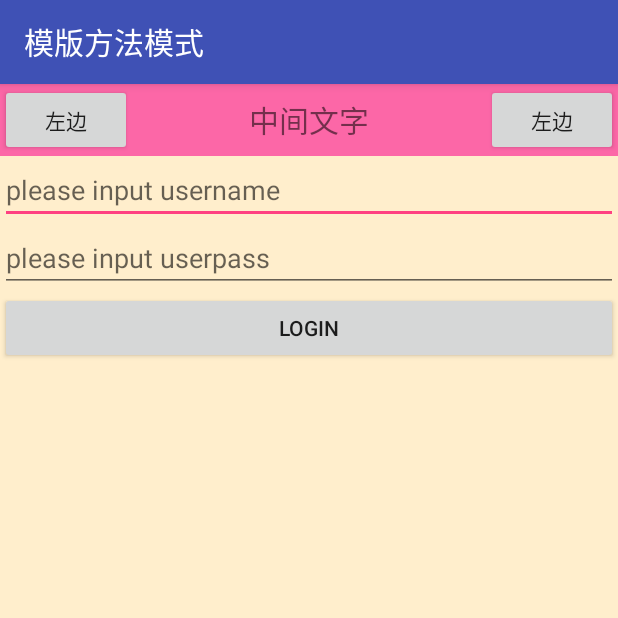
After one commit to TigerChain/DesignPattern, an Android app: the MyActivity screen opened directly, with no data from a screen before it, on a phone screen of 412 x 824 dp, the top half of it. The commit adds this screen. Run offline under Robolectric (Android 15) with nearby library versions, the phone set to English and light mode, and no system bars.

Commit message:
'添加模版方法模式'

```diff
--- a/app/src/main/AndroidManifest.xml
+++ b/app/src/main/AndroidManifest.xml
@@ -46,6 +46,12 @@
         <activity android:name=".Builder.software_development.SoftWareDevActivity"
             android:label="建造者模式--软件开发"
             android:screenOrientation="portrait"></activity>
+
+
+
+        <activity android:name=".TemplateMethod.MyActivity"
+            android:label="模版方法模式"
+            android:screenOrientation="portrait"></activity>
     </application>
 
 </manifest>
--- a/app/src/main/java/designpattern/jun/com/designpattern/Builder/software_development/SoftWareDevActivity.java
+++ b/app/src/main/java/designpattern/jun/com/designpattern/Builder/software_development/SoftWareDevActivity.java
@@ -1,4 +1,5 @@
 package designpattern.jun.com.designpattern.Builder.software_development;
+
 
 import android.os.Bundle;
 import android.support.annotation.Nullable;
@@ -22,7 +23,6 @@ public class SoftWareDevActivity extends AppCompatActivity implements View.OnCli
     protected void onCreate(@Nullable Bundle savedInstanceState) {
         super.onCreate(savedInstanceState);
         super.setContentView(R.layout.softwaredev_activity);
-
         initView() ;
     }
 
--- a/app/src/main/java/designpattern/jun/com/designpattern/MainActivity.java
+++ b/app/src/main/java/designpattern/jun/com/designpattern/MainActivity.java
@@ -18,6 +18,8 @@ import designpattern.jun.com.designpattern.Observer.CustomEventBus.CustomBusActi
 import designpattern.jun.com.designpattern.Proxy.AIDL.AidlActivity;
 import designpattern.jun.com.designpattern.SingleTon.SingleTonActivity;
 import designpattern.jun.com.designpattern.Strategy.StrategyActivity;
+import designpattern.jun.com.designpattern.TemplateMethod.MyActivity;
+import designpattern.jun.com.designpattern.TemplateMethod.TemplateMethodActivity;
 import designpattern.jun.com.designpattern.utils.IntentUtils;
 
 public class MainActivity extends AppCompatActivity {
@@ -45,6 +47,7 @@ public class MainActivity extends AppCompatActivity {
         datas.add("代理模式") ;
         datas.add("观察者模式") ;
         datas.add("建造者模式") ;
+        datas.add("模版方法模式") ;
     }
 
     private void initView() {
@@ -76,6 +79,9 @@ public class MainActivity extends AppCompatActivity {
                         break ;
                     case 5:
                         IntentUtils.jumpTo(MainActivity.this,SoftWareDevActivity.class,null);
+                        break ;
+                    case 6:
+                        IntentUtils.jumpTo(MainActivity.this,MyActivity.class,null);
                         break ;
                     default:
                         break;
--- /dev/null
+++ b/app/src/main/java/designpattern/jun/com/designpattern/TemplateMethod/MyActivity.java
@@ -0,0 +1,37 @@
+package designpattern.jun.com.designpattern.TemplateMethod;
+
+import android.view.View;
+import android.widget.Toast;
+
+
+import designpattern.jun.com.designpattern.R;
+
+/**
+ * @Description
+ * @Creator junjun（创建者）
+ */
+public class MyActivity extends TemplateMethodActivity {
+
+
+    @Override
+    protected void init() {
+
+
+        initTitleBar("左边", "右边", "中间文字", new LeftButtonClickListener() {
+            @Override
+            public void leftButtonClick(View view) {
+                Toast.makeText(MyActivity.this,"左边",Toast.LENGTH_SHORT).show();
+            }
+        }, new RightButtonClickListener() {
+            @Override
+            public void rightButtonClick(View view) {
+                Toast.makeText(MyActivity.this,"右边",Toast.LENGTH_SHORT).show();
+            }
+        });
+    }
+
+    @Override
+    protected int getLayoutResID() {
+        return R.layout.my_activity;
+    }
+}
--- /dev/null
+++ b/app/src/main/java/designpattern/jun/com/designpattern/TemplateMethod/TemplateMethodActivity.java
@@ -0,0 +1,136 @@
+package designpattern.jun.com.designpattern.TemplateMethod;
+
+import android.os.Bundle;
+import android.support.annotation.Nullable;
+import android.support.v7.app.AppCompatActivity;
+import android.text.TextUtils;
+import android.view.LayoutInflater;
+import android.view.View;
+import android.widget.Button;
+import android.widget.RelativeLayout;
+import android.widget.TextView;
+
+import designpattern.jun.com.designpattern.R;
+
+/**
+ * @Description
+ * @Creator junjun（创建者）
+ */
+public abstract class TemplateMethodActivity extends AppCompatActivity {
+
+    private Button titlebar_btn_left,titlebar_btn_right ;
+    private TextView titlebar_tv_center ;
+    private RelativeLayout content ;
+
+    private View titleView ;
+
+
+    @Override
+    protected void onCreate(@Nullable Bundle savedInstanceState) {
+        super.onCreate(savedInstanceState);
+        setContentView(R.layout.templatemethod_activity);
+        initView() ;
+
+        setContentLayout(getLayoutResID());
+        getLayoutResID() ;
+
+        init() ;
+    }
+
+    protected abstract void init();
+    protected abstract int getLayoutResID();
+
+    private void setContentLayout(int ResId) {
+        LayoutInflater.from(this).inflate(ResId, content);
+    }
+
+
+    private void initView(){
+        titleView = this.findViewById(R.id.titleBarView) ;
+
+        titlebar_btn_left = titleView.findViewById(R.id.titlebar_btn_left) ;
+        titlebar_tv_center = titleView.findViewById(R.id.titlebar_tv_center) ;
+        titlebar_btn_right = titleView.findViewById(R.id.titlebar_btn_right) ;
+
+        content = this.findViewById(R.id.content) ;
+
+    }
+
+    protected void initleftButton(String str){
+        if(!TextUtils.isEmpty(str)){
+            titlebar_btn_left.setText(str);
+            // 默认的方法是关闭 activity
+            titlebar_btn_left.setOnClickListener(new View.OnClickListener(){
+
+                @Override
+                public void onClick(View v) {
+                    TemplateMethodActivity.this.finish();
+                }
+            });
+        }
+    }
+
+    protected void initLeftButton(String str, final LeftButtonClickListener leftButtonClickListener){
+        if(!TextUtils.isEmpty(str)){
+            titlebar_btn_left.setText(str);
+            if(leftButtonClickListener !=null){
+                titlebar_btn_left.setOnClickListener(new View.OnClickListener(){
+                    @Override
+                    public void onClick(View v) {
+                        leftButtonClickListener.leftButtonClick(v);
+                    }
+                });
+            }
+        }
+    }
+
+    protected void initTitleBar(String leftText, String rightText, String centerText ,
+                                final LeftButtonClickListener leftButtonClickListener,
+                                final RightButtonClickListener rightButtonClickListener){
+        if(!TextUtils.isEmpty(leftText)){
+            titlebar_btn_left.setText(leftText);
+        }
+        if(!TextUtils.isEmpty(rightText)){
+            titlebar_btn_right.setText(leftText);
+        }
+        if(!TextUtils.isEmpty(centerText)){
+            titlebar_tv_center.setText(centerText);
+        }
+
+        if(leftButtonClickListener !=null){
+            titlebar_btn_left.setOnClickListener(new View.OnClickListener(){
+
+                @Override
+                public void onClick(View v) {
+                    leftButtonClickListener.leftButtonClick(v);
+                }
+            });
+        }
+
+        if(rightButtonClickListener!=null){
+            titlebar_btn_right.setOnClickListener(new View.OnClickListener(){
+
+                @Override
+                public void onClick(View v) {
+                    rightButtonClickListener.rightButtonClick(v);
+                }
+            });
+        }
+    }
+
+
+
+
+    public interface LeftButtonClickListener{
+        void leftButtonClick(View view ) ;
+    }
+
+    public interface RightButtonClickListener{
+        void rightButtonClick(View view) ;
+    }
+
+    public View getContentView(){
+        return this.content ;
+    }
+
+}
--- /dev/null
+++ b/app/src/main/res/layout/my_activity.xml
@@ -0,0 +1,22 @@
+<?xml version="1.0" encoding="utf-8"?>
+<LinearLayout xmlns:android="http://schemas.android.com/apk/res/android"
+    android:layout_width="match_parent"
+    android:layout_height="wrap_content"
+    android:orientation="vertical">
+
+
+    <EditText
+        android:layout_width="match_parent"
+        android:layout_height="wrap_content"
+        android:hint="please input username"/>
+    <EditText
+        android:layout_width="match_parent"
+        android:layout_height="wrap_content"
+        android:hint="please input userpass"/>
+
+    <Button
+        android:layout_width="match_parent"
+        android:layout_height="wrap_content"
+        android:text="login"/>
+
+</LinearLayout>
--- /dev/null
+++ b/app/src/main/res/layout/templatemethod_activity.xml
@@ -0,0 +1,49 @@
+<?xml version="1.0" encoding="utf-8"?>
+<LinearLayout xmlns:android="http://schemas.android.com/apk/res/android"
+    android:layout_width="match_parent"
+    android:layout_height="match_parent"
+    xmlns:tools="http://schemas.android.com/tools"
+    android:orientation="vertical"
+    >
+
+    <RelativeLayout
+        android:id="@+id/titleBarView"
+        android:layout_width="match_parent"
+        android:background="#fc67a7"
+        android:gravity="center_vertical"
+        android:layout_height="48dp">
+
+        <Button
+            android:id="@+id/titlebar_btn_left"
+            android:layout_width="wrap_content"
+            android:layout_height="wrap_content"
+            tools:text = "左边"/>
+
+        <TextView
+            android:id="@+id/titlebar_tv_center"
+            android:layout_width="wrap_content"
+            android:layout_height="wrap_content"
+            android:layout_centerInParent="true"
+            android:textSize="20sp"
+            tools:text="中间文字"/>
+
+        <Button
+            android:id="@+id/titlebar_btn_right"
+            android:layout_width="wrap_content"
+            android:layout_height="wrap_content"
+            android:layout_alignParentRight="true"
+            tools:text = "右边"/>
+
+
+    </RelativeLayout>
+
+    <RelativeLayout
+        android:id="@+id/content"
+        android:layout_width="match_parent"
+        android:layout_height="match_parent"
+        android:background="#ffeecc"
+        >
+
+    </RelativeLayout>
+
+</LinearLayout>
```
